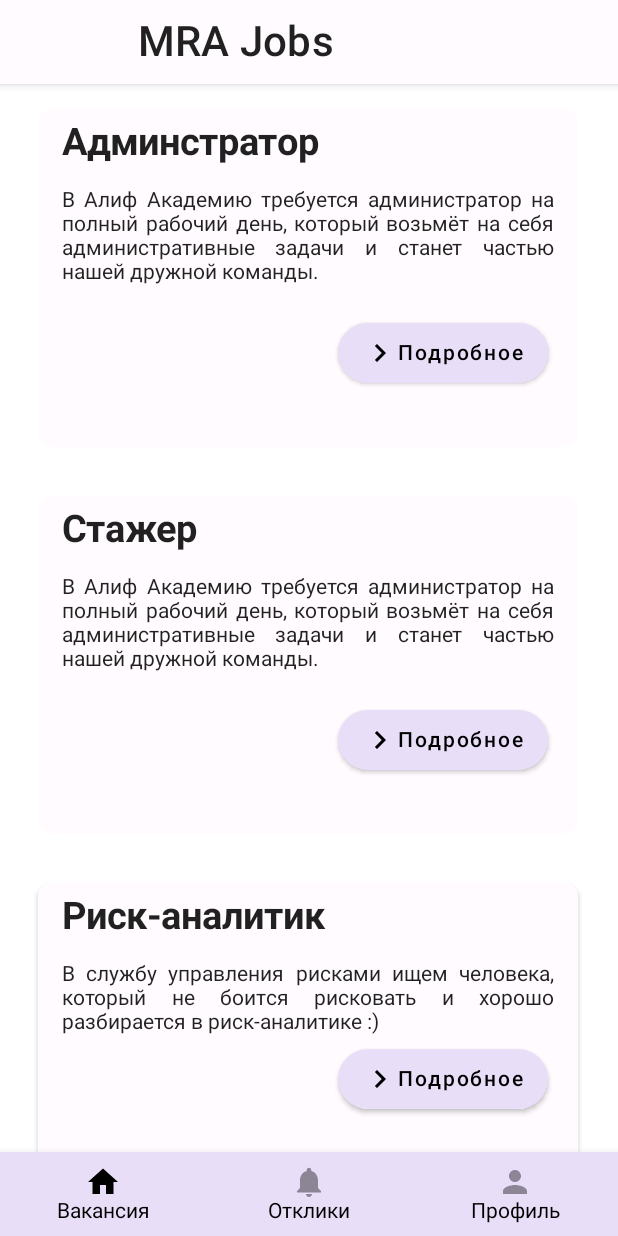
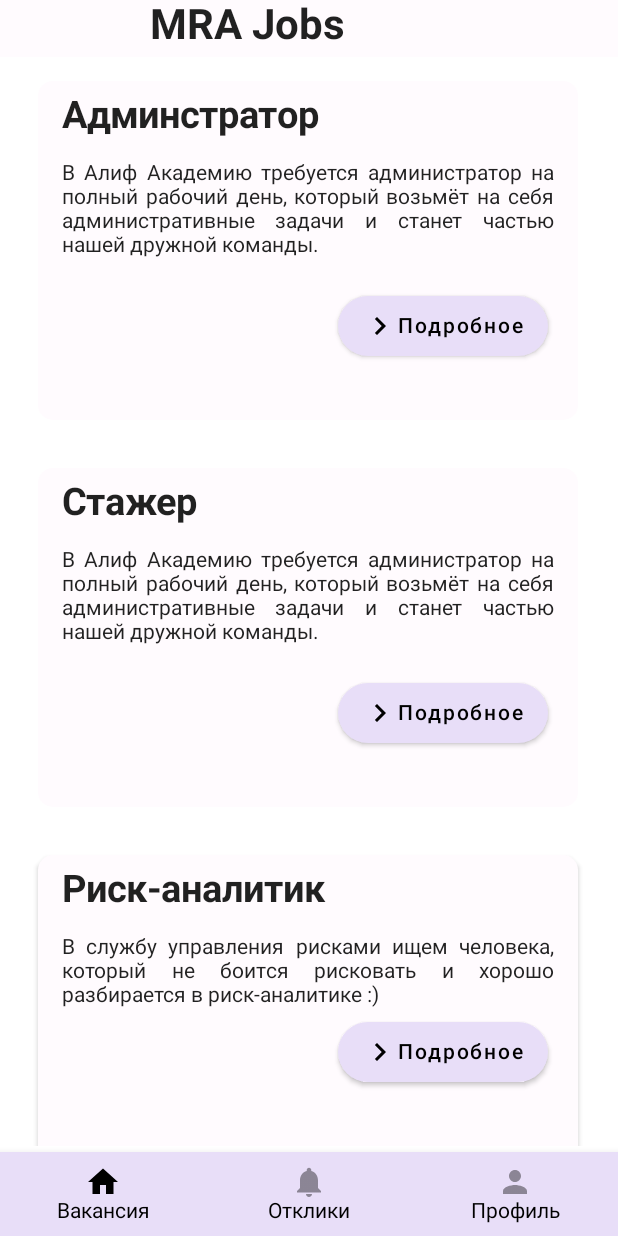
Before and after one commit to RoziqovHusanboy/mra_jobs_master, an Android app built with Jetpack Compose: the screen it shows after launch (MainActivity), on a phone screen of 412 x 824 dp. Run offline under Robolectric (Android 15) with nearby library versions, the phone set to English and light mode, and no system bars.

```diff
--- a/app/build.gradle
+++ b/app/build.gradle
@@ -1,6 +1,7 @@
 plugins {
     id 'com.android.application'
     id 'org.jetbrains.kotlin.android'
+
 }
 
 android {
@@ -10,7 +11,7 @@ android {
     defaultConfig {
         applicationId "tj.mra.jobs"
         minSdk 21
-        targetSdk 32
+        targetSdk 33
         versionCode 1
         versionName "1.0"
 
--- a/app/src/main/java/tj/mra/jobs/Design/HomeScreen.kt
+++ b/app/src/main/java/tj/mra/jobs/Design/HomeScreen.kt
@@ -9,34 +9,30 @@ import androidx.compose.ui.res.colorResource
 import androidx.compose.foundation.layout.width
 import androidx.compose.foundation.lazy.LazyColumn
 import androidx.compose.foundation.lazy.items
-import androidx.compose.foundation.rememberScrollState
 import androidx.compose.foundation.shape.RoundedCornerShape
-import androidx.compose.foundation.verticalScroll
 import androidx.compose.material.*
 import androidx.compose.material.icons.Icons
 import androidx.compose.material.icons.filled.ArrowBack
 import androidx.compose.material.icons.filled.KeyboardArrowRight
-import androidx.compose.runtime.rememberCoroutineScope
 import androidx.compose.ui.Modifier
 import androidx.compose.ui.text.font.FontWeight
 import androidx.compose.ui.text.style.TextAlign
 
 import androidx.compose.ui.unit.dp
 import androidx.compose.ui.unit.sp
+import androidx.lifecycle.viewmodel.compose.viewModel
 import androidx.navigation.NavController
-import androidx.navigation.NavHostController
 import androidx.navigation.compose.currentBackStackEntryAsState
 import androidx.navigation.compose.rememberNavController
-import kotlinx.coroutines.launch
 import tj.mra.jobs.*
-import tj.mra.jobs.BottomNavItem.Head.title
 import tj.mra.jobs.R
+import tj.mra.jobs.retrofit.MovieViewModel
 
 @OptIn(ExperimentalMaterialApi::class)
 @Composable
 fun Home() {
 
-
+    val viewModel: MovieViewModel = viewModel()
 
     var navController = rememberNavController()
 
@@ -44,53 +40,10 @@ fun Home() {
 
     Scaffold(
         modifier = Modifier,
-        topBar = {
-
-                TopAppBar(
-
-                title =
-                    {
-                        if (currentscreen==BottomNavItem.Head.screen_route) {
-                            Text(
-                                text = "MRA Jobs",
-                                fontSize = 28.sp,
-                                modifier = Modifier.padding(start = 20.dp)
-                            )
-
-                        }
-                         else if (currentscreen==Screens.Second_screen.route){
-                            Text(
-                                text = "Администратор",
-                                fontSize = 28.sp,
-                                modifier = Modifier.padding(start = 20.dp)
-                            )
-                        }
-                        else if (currentscreen==BottomNavItem.Profile.screen_route){
-                            Text(
-                                text = "Profile",
-                                fontSize = 28.sp,
-                                modifier = Modifier.padding(start = 20.dp)
-                            )
-                        }
-
-
-
-            },
-                navigationIcon = {
-                    if (currentscreen == Screens.Second_screen.route) {
-                        IconButton(onClick = {
-                            navController.navigate(BottomNavItem.Head.screen_route)
-                        }) {
-                            Icon(imageVector = Icons.Default.ArrowBack,
-                                contentDescription = "")
-                        }
-                    }
-                }, backgroundColor = colorResource(id = R.color.background_topBar)
-            )
-        },
-
             bottomBar = {
-                if (currentscreen!=Screens.Second_screen.route) {
+                if (currentscreen==BottomNavItem.Head.screen_route
+                    ||currentscreen==BottomNavItem.Profile.screen_route
+                    ||currentscreen==BottomNavItem.Notifications.screen_route) {
                     tj.mra.jobs.BottomNavigation(navController = navController)
                 }
 
@@ -98,7 +51,7 @@ fun Home() {
 
     ) {
 
-            Nav_Graph(navController = navController)
+            Nav_Graph(navController = navController,viewModel=viewModel)
 
             }
         }
@@ -108,9 +61,19 @@ fun Home() {
 
 
 @Composable
-fun Head(navController:NavController) {
-    Column {
-
+fun Head(navController: NavController, viewModel: MovieViewModel) {
+    Column(modifier = Modifier.padding(bottom = 60.dp)) {
+     Text(
+            text = "MRA Jobs",
+            fontSize = 28.sp,
+            fontWeight = FontWeight.Bold,
+            modifier = Modifier
+                .fillMaxWidth()
+                .background(
+                    color = colorResource(id = R.color.background_topBar),
+                )
+                .padding(start = 100.dp, bottom = 5.dp)
+        )
         LazyColumn() {
             items(items = list) {
                 CardDemo(textTitle = it.title, textDesc = it.desc, onClick = {
--- a/app/src/main/java/tj/mra/jobs/MainActivity.kt
+++ b/app/src/main/java/tj/mra/jobs/MainActivity.kt
@@ -4,7 +4,10 @@ import android.os.Bundle
 import androidx.activity.ComponentActivity
 import androidx.activity.compose.setContent
 import androidx.activity.viewModels
+import androidx.lifecycle.viewmodel.compose.viewModel
+import androidx.navigation.compose.rememberNavController
 import tj.mra.jobs.Design.Home
+import tj.mra.jobs.retrofit.MovieViewModel
 import tj.mra.jobs.ui.theme.MRAJobsTheme
 
 
@@ -14,6 +17,7 @@ class MainActivity : ComponentActivity() {
         super.onCreate(savedInstanceState)
         setContent {
             MRAJobsTheme {
+
                Home()
             }
         }
--- a/app/src/main/java/tj/mra/jobs/NavGraph.kt
+++ b/app/src/main/java/tj/mra/jobs/NavGraph.kt
@@ -1,31 +1,29 @@
 package tj.mra.jobs
 
 import androidx.compose.runtime.Composable
-import androidx.lifecycle.viewmodel.compose.viewModel
-import androidx.navigation.NavController
 import androidx.navigation.NavHostController
-import androidx.navigation.NavType
 import androidx.navigation.compose.NavHost
 import androidx.navigation.compose.composable
-import androidx.navigation.navArgument
 import tj.mra.jobs.Design.*
-import tj.mra.jobs.retrofit.Movie
 import tj.mra.jobs.retrofit.MovieViewModel
 
 @Composable
-fun Nav_Graph(navController:NavHostController) {
+fun Nav_Graph(navController:NavHostController,viewModel: MovieViewModel) {
 
 
     NavHost(navController = navController, startDestination = BottomNavItem.Head.screen_route){
-        composable(BottomNavItem.Head.screen_route){
-            Head(navController)
-        }
-        composable(Screens.Second_screen.route){
-        Second(navController =navController)
+            composable(BottomNavItem.Head.screen_route){
+                Head(navController =navController,viewModel = viewModel)
+            }
+
+        composable(Screens.Second_screen.route + "/{name}/{desc}"){
+        Second(navController =navController,viewModel = viewModel,
+            movieName = it.arguments?.getString("name")?:"name",
+            movieDesc = it.arguments?.getString("desc")?:"desc")
 
         }
         composable(BottomNavItem.Profile.screen_route){
-            Profile(navController)
+            Profile(navController,viewModel = viewModel)
         }
         composable(BottomNavItem.Notifications.screen_route){
             Notifications(navController)
--- a/app/src/main/java/tj/mra/jobs/retrofit/ApiService.kt
+++ b/app/src/main/java/tj/mra/jobs/retrofit/ApiService.kt
@@ -1,6 +1,7 @@
 package tj.mra.jobs.retrofit
 
 import android.content.Context
+import retrofit2.Response
 import retrofit2.Retrofit
 import retrofit2.converter.gson.GsonConverterFactory
 import retrofit2.http.GET
--- a/app/src/main/java/tj/mra/jobs/retrofit/MovieViewModel.kt
+++ b/app/src/main/java/tj/mra/jobs/retrofit/MovieViewModel.kt
@@ -1,18 +1,39 @@
 package tj.mra.jobs.retrofit
 
+import android.util.Log
 import androidx.compose.runtime.getValue
 import androidx.compose.runtime.mutableStateOf
 import androidx.compose.runtime.setValue
+import androidx.lifecycle.LiveData
+import androidx.lifecycle.MutableLiveData
 import androidx.lifecycle.ViewModel
 import androidx.lifecycle.viewModelScope
+import androidx.lifecycle.viewmodel.compose.viewModel
+
 import kotlinx.coroutines.launch
 
 
 
 class MovieViewModel:ViewModel() {
+    private val _date = MutableLiveData<List<Movie>>()
+    val date:LiveData<List<Movie>> = _date
+
+    init {
+        fetchDate()
+    }
+
+    private fun fetchDate(){
+
+    }
+
     var  movieListResponse:List<Movie> by mutableStateOf(listOf())
     var movie:Movie?=null
     var erorMessage:String by mutableStateOf("")
+
+    init {
+
+    }
+
     fun getMovieList() {
         viewModelScope.launch {
             val apiService=ApiService.getInstance()
@@ -23,6 +44,7 @@ class MovieViewModel:ViewModel() {
             catch (e:Exception){
                 erorMessage = e.message.toString()
             }
+
         }
     }
 
--- a/app/src/main/res/values/strings.xml
+++ b/app/src/main/res/values/strings.xml
@@ -28,4 +28,5 @@
 — Дружелюбный коллектив и развитие вместе с компанией.
 Рассматриваются кандидатуры тех, кто отправил резюме, написал сопроводительное письмо и сдавшие тесты.
 Удачи </string>
+    <string name="title_activity_second">SecondActivity</string>
 </resources>
--- a/build.gradle
+++ b/build.gradle
@@ -1,6 +1,10 @@
 buildscript {
     ext {
         compose_ui_version = '1.1.1'
+    }
+
+    dependencies {
+        classpath "com.google.dagger:hilt-android-gradle-plugin:2.44"
     }
 }// Top-level build file where you can add configuration options common to all sub-projects/modules.
 plugins {
```
Also changed, not shown: app/src/main/AndroidManifest.xml (+9 -0 lines), app/src/main/java/tj/mra/jobs/Design/Profile.kt (+11 -13 lines), app/src/main/java/tj/mra/jobs/Design/SecondScreen.kt (+38 -17 lines), app/src/main/java/tj/mra/jobs/retrofit/Movie.kt (line endings or trailing spaces).
